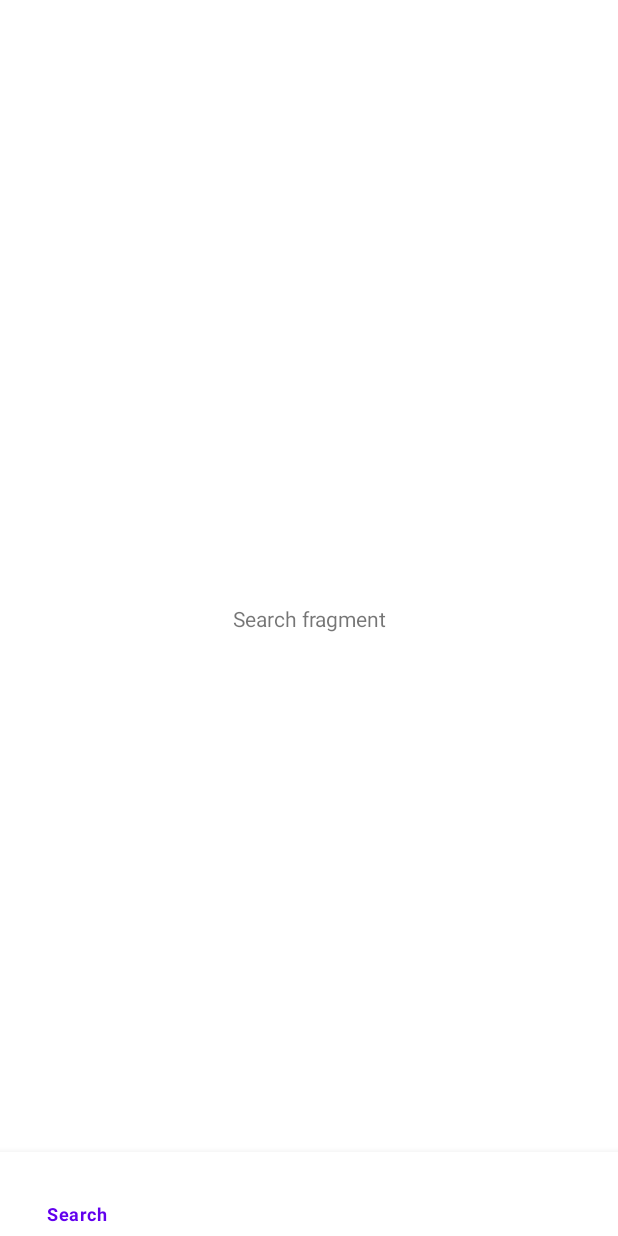
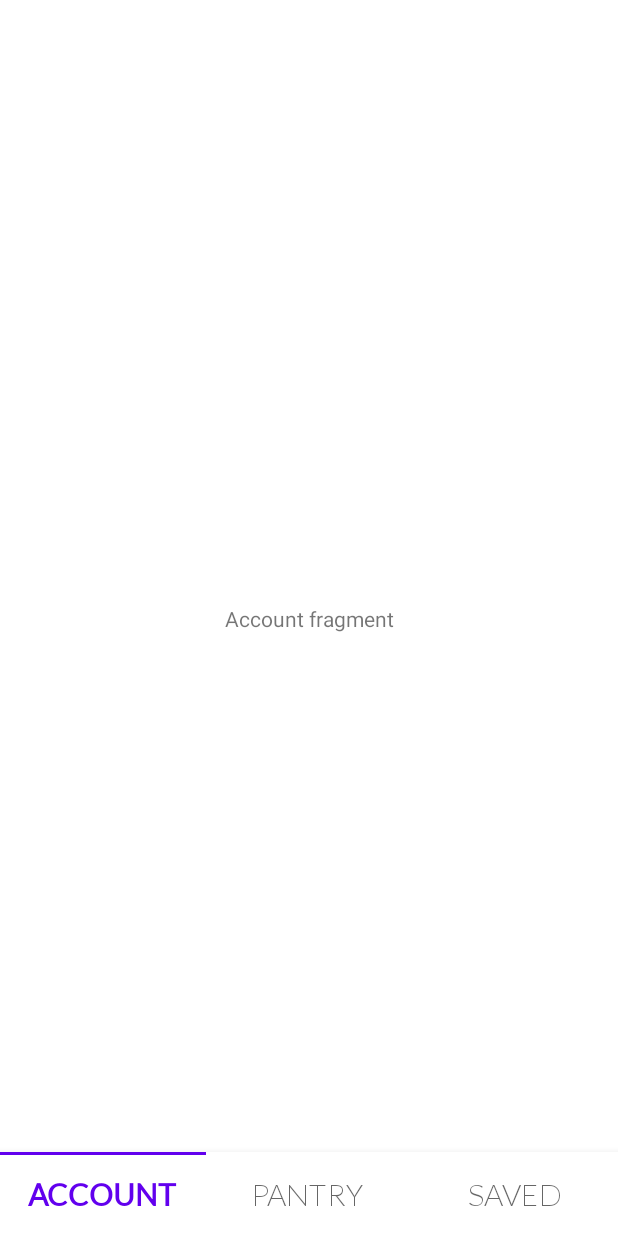
Before and after one commit to raulroy45/cse403-reverse-recipes, an Android app: the screen it shows after launch (MainActivity), on a phone screen of 412 x 824 dp. Before the commit the screen is almost empty. Run offline under Robolectric (Android 15) with nearby library versions, the phone set to English and light mode, and no system bars; our stand-ins replace navigation-ui.

Commit message:
Add formatting for navigation bar.

```diff
--- /dev/null
+++ b/app/app/src/main/res/drawable/ic_android.xml
@@ -0,0 +1,9 @@
+<vector xmlns:android="http://schemas.android.com/apk/res/android"
+        android:width="24dp"
+        android:height="24dp"
+        android:viewportWidth="24"
+        android:viewportHeight="24">
+    <path
+        android:pathData="M17.6,11.48 L19.44,8.3a0.63,0.63 0,0 0,-1.09 -0.63l-1.88,3.24a11.43,11.43 0,0 0,-8.94 0L5.65,7.67a0.63,0.63 0,0 0,-1.09 0.63L6.4,11.48A10.81,10.81 0,0 0,1 20L23,20A10.81,10.81 0,0 0,17.6 11.48ZM7,17.25A1.25,1.25 0,1 1,8.25 16,1.25 1.25,0 0,1 7,17.25ZM17,17.25A1.25,1.25 0,1 1,18.25 16,1.25 1.25,0 0,1 17,17.25Z"
+        android:fillColor="#FF000000"/>
+</vector>
--- /dev/null
+++ b/app/app/src/main/res/drawable/nav_indicator.xml
@@ -0,0 +1,12 @@
+<selector xmlns:android="http://schemas.android.com/apk/res/android">
+    <item android:state_checked="true">
+        <layer-list>
+            <item android:gravity="top">
+                <shape android:shape="rectangle">
+                    <size android:height="2dp" />
+                    <solid android:color="?attr/colorPrimary" />
+                </shape>
+            </item>
+        </layer-list>
+    </item>
+</selector>
--- a/app/app/src/main/res/layout/activity_main.xml
+++ b/app/app/src/main/res/layout/activity_main.xml
@@ -24,11 +24,14 @@
         android:id="@+id/bottom_navigation_view"
         android:layout_width="match_parent"
         android:layout_height="wrap_content"
-        android:visibility="visible"
         app:layout_constraintBottom_toBottomOf="parent"
         app:layout_constraintEnd_toEndOf="parent"
         app:layout_constraintStart_toStartOf="parent"
-        tools:visibility="visible"
-        app:menu="@menu/bottom_nav" />
+        app:menu="@menu/bottom_nav"
+        app:labelVisibilityMode="labeled"
+        app:itemTextAppearanceActive="@style/BottomNavActiveStyle"
+        app:itemTextAppearanceInactive="@style/BottomNavInactiveStyle"
+        app:itemPaddingBottom="20dp"
+        app:itemBackground="@drawable/nav_indicator" />
 
 </androidx.constraintlayout.widget.ConstraintLayout>
--- a/app/app/src/main/res/menu/bottom_nav.xml
+++ b/app/app/src/main/res/menu/bottom_nav.xml
@@ -2,15 +2,12 @@
 <menu xmlns:android="http://schemas.android.com/apk/res/android">
 
     <item
-        android:id="@+id/searchFragment"
-        android:title="Search" />
-    <item
         android:id="@+id/accountFragment"
-        android:title="Account" />
+        android:title="ACCOUNT" />
     <item
         android:id="@+id/pantryFragment"
-        android:title="Pantry" />
+        android:title="PANTRY" />
     <item
         android:id="@+id/savedRecipesFragment"
-        android:title="Saved" />
+        android:title="SAVED" />\
 </menu>
--- a/app/app/src/main/res/navigation/nav_graph.xml
+++ b/app/app/src/main/res/navigation/nav_graph.xml
@@ -3,7 +3,7 @@
     xmlns:app="http://schemas.android.com/apk/res-auto"
     xmlns:tools="http://schemas.android.com/tools"
     android:id="@+id/nav_graph"
-    app:startDestination="@id/searchFragment">
+    app:startDestination="@id/accountFragment">
 
     <fragment
         android:id="@+id/accountFragment"
--- a/app/app/src/main/res/values/themes.xml
+++ b/app/app/src/main/res/values/themes.xml
@@ -13,4 +13,14 @@
         <item name="android:statusBarColor" tools:targetApi="l">?attr/colorPrimaryVariant</item>
         <!-- Customize your theme here. -->
     </style>
+
+    <style name="BottomNavActiveStyle">
+        <item name="android:textSize">20sp</item>
+        <item name="android:fontFamily">@font/lato_regular</item>
+    </style>
+
+    <style name="BottomNavInactiveStyle">
+        <item name="android:textSize">20sp</item>
+        <item name="android:fontFamily">@font/lato_light</item>
+    </style>
 </resources>
```
Also changed, not shown: app/app/src/main/java/com/cse403/reverserecipes/MainActivity.java (+11 -0 lines), app/app/src/main/res/font/lato_bold.ttf (added), app/app/src/main/res/font/lato_light.ttf (added), app/app/src/main/res/font/lato_regular.ttf (added).
